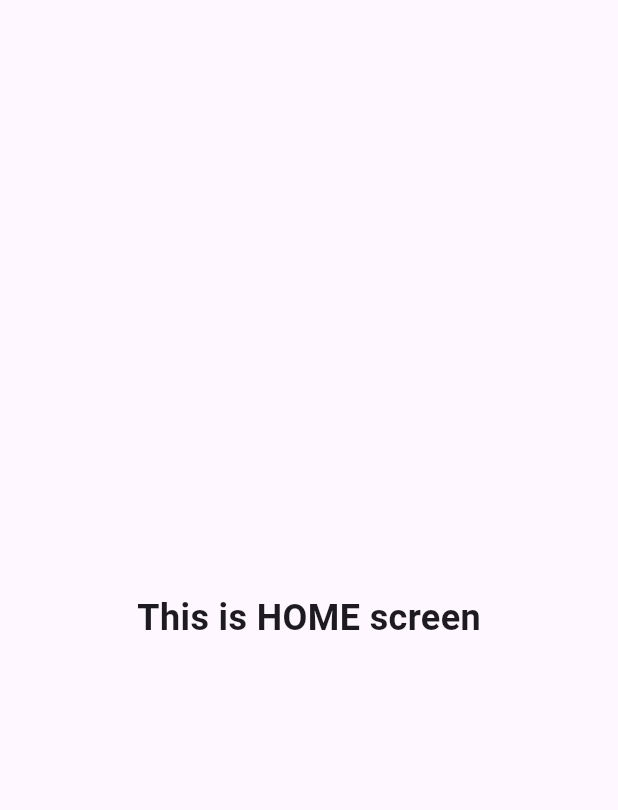
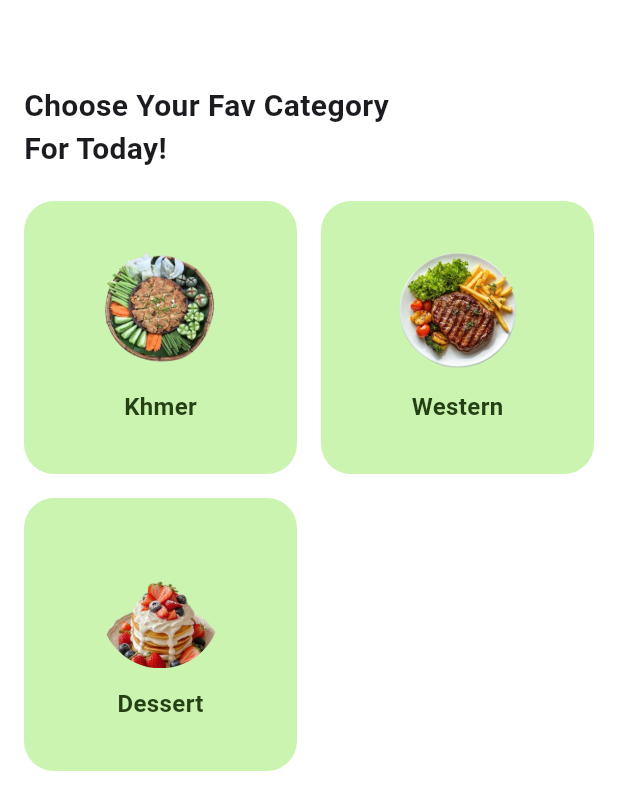
Before and after one commit to SeavTh3an/SmartMeal, a Flutter app: the HomeScreen screen opened directly, on a phone screen of 412 x 824 dp. Shown: the top 810 px of the screen. Run offline on Flutter 3.47's test engine with Material 3 defaults, Android fonts, the phone set to English and light mode, and no system bars.

Commit message:
add home screen and categoryCard

```diff
--- a/smart_meal/lib/ui/screen/homeScreen.dart
+++ b/smart_meal/lib/ui/screen/homeScreen.dart
@@ -1,18 +1,52 @@
 import 'package:flutter/material.dart';
+import '../widget/categoryCard.dart';
 
 class HomeScreen extends StatelessWidget {
   const HomeScreen({super.key});
 
   @override
   Widget build(BuildContext context) {
-    return const Scaffold(
-      body: Center(
-        child: Text(
-          'This is HOME screen',
-          style: TextStyle(
-            fontSize: 24,
-            fontWeight: FontWeight.bold,
-          ),
+    return Scaffold(
+      backgroundColor: Colors.white,
+      body: Padding(
+        padding: const EdgeInsets.all(16),
+        child: Column(
+          crossAxisAlignment: CrossAxisAlignment.start,
+          children: [
+            const SizedBox(height: 40),
+
+            const Text(
+              'Choose Your Fav Category\nFor Today!',
+              style: TextStyle(
+                fontSize: 20,
+                fontWeight: FontWeight.bold,
+              ),
+            ),
+
+            const SizedBox(height: 20),
+
+            Expanded(
+              child: GridView.count(
+                crossAxisCount: 2,
+                mainAxisSpacing: 16,
+                crossAxisSpacing: 16,
+                children: const [
+                  CategoryCard(
+                    title: 'Khmer',
+                    imagePath: 'assets/image/category_image/prohok_rmbg.png',
+                  ),
+                  CategoryCard(
+                    title: 'Western',
+                    imagePath: 'assets/image/category_image/steak_rmbg.png',
+                  ),
+                  CategoryCard(
+                    title: 'Dessert',
+                    imagePath: 'assets/image/category_image/dessert_rmbg.png',
+                  ),
+                ],
+              ),
+            ),
+          ],
         ),
       ),
     );
--- a/smart_meal/lib/ui/widget/categoryCard.dart
+++ b/smart_meal/lib/ui/widget/categoryCard.dart
@@ -0,0 +1,48 @@
+import 'package:flutter/material.dart';
+
+class CategoryCard extends StatelessWidget {
+  final String title;
+  final String imagePath;
+
+  const CategoryCard({
+    super.key,
+    required this.title,
+    required this.imagePath,
+  });
+
+  @override
+  Widget build(BuildContext context) {
+    return Container(
+      decoration: BoxDecoration(
+        color: const Color(0xFFCBF4B1),
+        borderRadius: BorderRadius.circular(20),
+      ),
+      child: Column(
+        mainAxisAlignment: MainAxisAlignment.center,
+        children: [
+          // CATEGORY IMAGE
+          ClipRRect(
+            borderRadius: BorderRadius.circular(40),
+            child: Image.asset(
+              imagePath,
+              width: 80,
+              height: 80,
+              fit: BoxFit.cover,
+            ),
+          ),
+
+          const SizedBox(height: 12),
+
+          Text(
+            title,
+            style: const TextStyle(
+              fontSize: 16,
+              fontWeight: FontWeight.bold,
+              color: Color(0xFF264016),
+            ),
+          ),
+        ],
+      ),
+    );
+  }
+}
--- a/smart_meal/pubspec.yaml
+++ b/smart_meal/pubspec.yaml
@@ -58,6 +58,7 @@ flutter:
     - assets/image/chocolatecake.jpg
     - assets/image/frenchFries.jpg
     - assets/image/salad.jpg
+    - assets/image/category_image/
 
   # The following line ensures that the Material Icons font is
   # included with your application, so that you can use the icons in
```
Also changed, not shown: smart_meal/assets/image/category_image/dessert_rmbg.png (added), smart_meal/assets/image/category_image/prohok_rmbg.png (added), smart_meal/assets/image/category_image/steak_rmbg.png (added), smart_meal/pubspec.lock.
